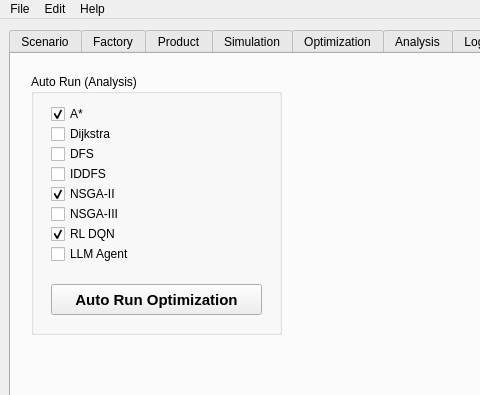
First picture: the form in src/arise_project/gui/source/main_window.ui, repository mbsa-tud/ARISE, before the edit; both pictures show x 0 to 480 and y 0 to 395 of the 1000 by 700 pixel window.
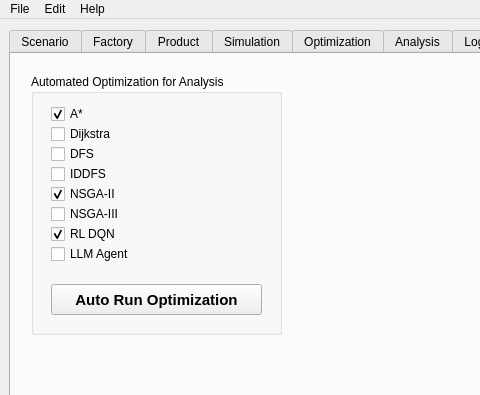
Second picture: the form after the edit. The open tabs and pages were chosen to show the change.

```diff
--- a/src/arise_project/gui/source/main_window.ui
+++ b/src/arise_project/gui/source/main_window.ui
@@ -4804,14 +4804,14 @@
          </rect>
         </property>
         <property name="title">
-         <string>Auto Run (Analysis)</string>
+         <string>Automated Optimization for Analysis</string>
         </property>
         <widget class="QCheckBox" name="checkBox_auto_run_a_star">
          <property name="geometry">
           <rect>
            <x>20</x>
            <y>30</y>
-           <width>80</width>
+           <width>111</width>
            <height>20</height>
           </rect>
          </property>
@@ -4827,7 +4827,7 @@
           <rect>
            <x>20</x>
            <y>90</y>
-           <width>80</width>
+           <width>111</width>
            <height>20</height>
           </rect>
          </property>
@@ -4840,7 +4840,7 @@
           <rect>
            <x>20</x>
            <y>110</y>
-           <width>80</width>
+           <width>111</width>
            <height>20</height>
           </rect>
          </property>
@@ -4856,7 +4856,7 @@
           <rect>
            <x>20</x>
            <y>130</y>
-           <width>80</width>
+           <width>111</width>
            <height>20</height>
           </rect>
          </property>
@@ -4869,7 +4869,7 @@
           <rect>
            <x>20</x>
            <y>150</y>
-           <width>80</width>
+           <width>111</width>
            <height>20</height>
           </rect>
          </property>
@@ -4904,7 +4904,7 @@
           <rect>
            <x>20</x>
            <y>50</y>
-           <width>80</width>
+           <width>111</width>
            <height>20</height>
           </rect>
          </property>
@@ -4917,7 +4917,7 @@
           <rect>
            <x>20</x>
            <y>170</y>
-           <width>80</width>
+           <width>111</width>
            <height>20</height>
           </rect>
          </property>
@@ -4930,7 +4930,7 @@
           <rect>
            <x>20</x>
            <y>70</y>
-           <width>80</width>
+           <width>111</width>
            <height>20</height>
           </rect>
          </property>
```
Left out of the diff: 18 changed lines with no effect on the pictures.
